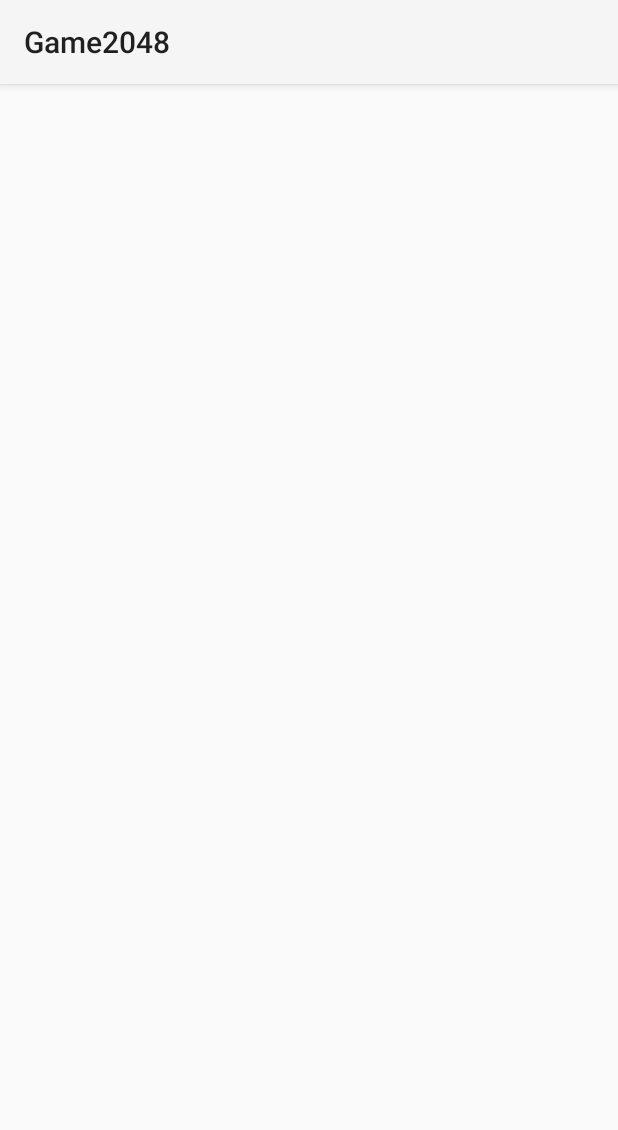
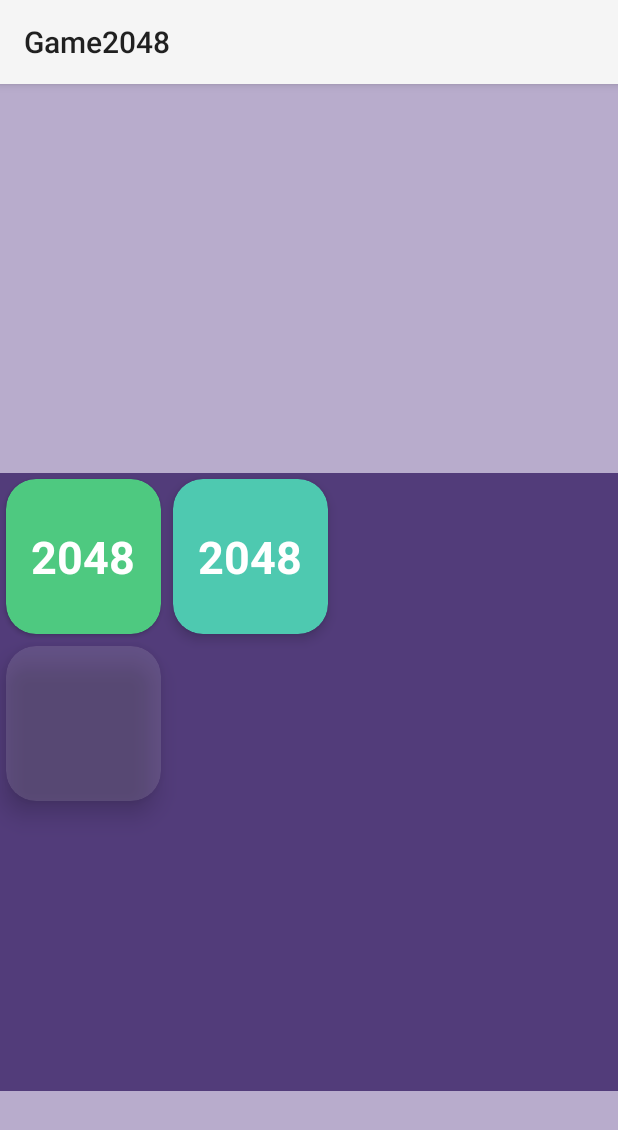
Before and after one commit to dlibk/COMP4521-Game2048, an Android app: the screen it shows after launch (MainActivity), on a phone screen of 412 x 824 dp. Shown: the top 1130 px of the screen. Run offline under Robolectric (Android 15) with nearby library versions, the phone set to English and light mode, and no system bars.

Commit message:
Parts of the layout completed.

```diff
--- a/app/build.gradle
+++ b/app/build.gradle
@@ -33,6 +33,8 @@ dependencies {
     implementation 'androidx.appcompat:appcompat:1.6.1'
     implementation 'com.google.android.material:material:1.8.0'
     implementation 'androidx.constraintlayout:constraintlayout:2.1.4'
+    implementation 'androidx.gridlayout:gridlayout:1.0.0'
+    implementation 'androidx.cardview:cardview:1.0.0'
     testImplementation 'junit:junit:4.13.2'
     androidTestImplementation 'androidx.test.ext:junit:1.1.5'
     androidTestImplementation 'androidx.test.espresso:espresso-core:3.5.1'
--- a/app/src/main/java/comp4521/project/MainActivity.java
+++ b/app/src/main/java/comp4521/project/MainActivity.java
@@ -1,8 +1,11 @@
 package comp4521.project;
 
 import androidx.appcompat.app.AppCompatActivity;
+import androidx.cardview.widget.CardView;
 
 import android.os.Bundle;
+import android.view.WindowManager;
+import android.view.WindowMetrics;
 
 public class MainActivity extends AppCompatActivity {
 
@@ -10,5 +13,7 @@ public class MainActivity extends AppCompatActivity {
     protected void onCreate(Bundle savedInstanceState) {
         super.onCreate(savedInstanceState);
         setContentView(R.layout.activity_main);
+        GameView gameView = findViewById(R.id.gameView);
+        CardView card00 = findViewById(R.id.card00);
     }
 }
--- a/app/src/main/res/layout/activity_main.xml
+++ b/app/src/main/res/layout/activity_main.xml
@@ -4,4 +4,103 @@
     xmlns:tools="http://schemas.android.com/tools"
     android:layout_width="match_parent"
     android:layout_height="match_parent"
-    tools:context=".MainActivity"/>
+    android:background="#B8ACCC"
+    tools:context=".MainActivity">
+
+    <comp4521.project.GameView
+        android:id="@+id/gameView"
+        android:layout_width="match_parent"
+        android:layout_height="0dp"
+        app:layout_constraintDimensionRatio="1:1"
+        android:alignmentMode="alignBounds"
+        android:background="#523C7A"
+        android:columnCount="4"
+        android:orientation="horizontal"
+        android:rowCount="4"
+        android:useDefaultMargins="true"
+        app:layout_constraintBottom_toBottomOf="parent"
+        app:layout_constraintEnd_toEndOf="parent"
+        app:layout_constraintHorizontal_bias="0.666"
+        app:layout_constraintStart_toStartOf="parent"
+        app:layout_constraintTop_toTopOf="parent"
+        app:layout_constraintVertical_bias="0.728">
+
+        <androidx.cardview.widget.CardView
+            android:id="@+id/card00"
+            android:layout_width="103.5dp"
+            android:layout_height="103.5dp"
+            android:layout_row="0"
+            android:layout_column="0"
+            android:layout_gravity="fill"
+            app:cardBackgroundColor="#4EC980"
+            app:cardCornerRadius="20dp">
+
+            <TextView
+                android:layout_width="match_parent"
+                android:layout_height="match_parent"
+                android:layout_row="0"
+                android:layout_column="0"
+                android:gravity="center"
+                android:text="@string/_2048"
+                android:textAlignment="center"
+                android:textColor="@color/white"
+                android:textSize="30sp"
+                android:textStyle="bold">
+
+            </TextView>
+
+
+        </androidx.cardview.widget.CardView>
+
+        <androidx.cardview.widget.CardView
+            android:id="@+id/card01"
+            android:layout_width="103.5dp"
+            android:layout_height="0dp"
+            android:layout_gravity="fill"
+            android:layout_column="1"
+            android:layout_row="0"
+            app:cardElevation="5dp"
+            app:cardBackgroundColor="#4EC9B0"
+            app:cardCornerRadius="20dp">
+
+            <TextView
+                android:layout_width="match_parent"
+                android:layout_height="match_parent"
+                android:gravity="center"
+                android:text="@string/_2048"
+                android:textAlignment="center"
+                android:textColor="@color/white"
+                android:textSize="30sp"
+                android:textStyle="bold">
+
+            </TextView>
+        </androidx.cardview.widget.CardView>
+
+        <androidx.cardview.widget.CardView
+            android:id="@+id/card10"
+            android:layout_width="0dp"
+            android:layout_height="103.5dp"
+            android:layout_gravity="fill"
+            android:layout_column="0"
+            android:layout_row="1"
+            app:cardBackgroundColor="#20ffffff"
+            app:cardElevation="10dp"
+            android:alpha="0.99"
+            app:cardCornerRadius="20dp">
+
+            <TextView
+                android:layout_width="match_parent"
+                android:layout_height="match_parent"
+                android:gravity="center"
+                android:text=""
+                android:textAlignment="center"
+                android:textColor="@color/white"
+                android:textSize="30sp"
+                android:textStyle="bold"
+                android:visibility="gone">
+
+            </TextView>
+        </androidx.cardview.widget.CardView>
+    </comp4521.project.GameView>
+
+</androidx.constraintlayout.widget.ConstraintLayout>
--- a/app/src/main/res/values/colors.xml
+++ b/app/src/main/res/values/colors.xml
@@ -7,4 +7,8 @@
     <color name="teal_700">#FF018786</color>
     <color name="black">#FF000000</color>
     <color name="white">#FFFFFFFF</color>
+    <color name="light_blue_400">#FF29B6F6</color>
+    <color name="light_blue_600">#FF039BE5</color>
+    <color name="gray_400">#FFBDBDBD</color>
+    <color name="gray_600">#FF757575</color>
 </resources>
--- a/app/src/main/res/values/strings.xml
+++ b/app/src/main/res/values/strings.xml
@@ -1,3 +1,4 @@
 <resources>
     <string name="app_name">Game2048</string>
+    <string name="_2048">2048</string>
 </resources>
```
Also changed, not shown: app/src/main/java/comp4521/project/GameView.java (added, +77 -0 lines), app/src/main/java/comp4521/project/gui/GUIGame.java (added, +18 -0 lines), app/src/main/java/comp4521/project/gui/GameView.java (deleted, +0 -21 lines), app/src/main/res/values-night/styles.xml (added, +7 -0 lines), app/src/main/res/values/attrs_tile_view.xml (added, +8 -0 lines), app/src/main/res/values/styles.xml (added, +7 -0 lines).
